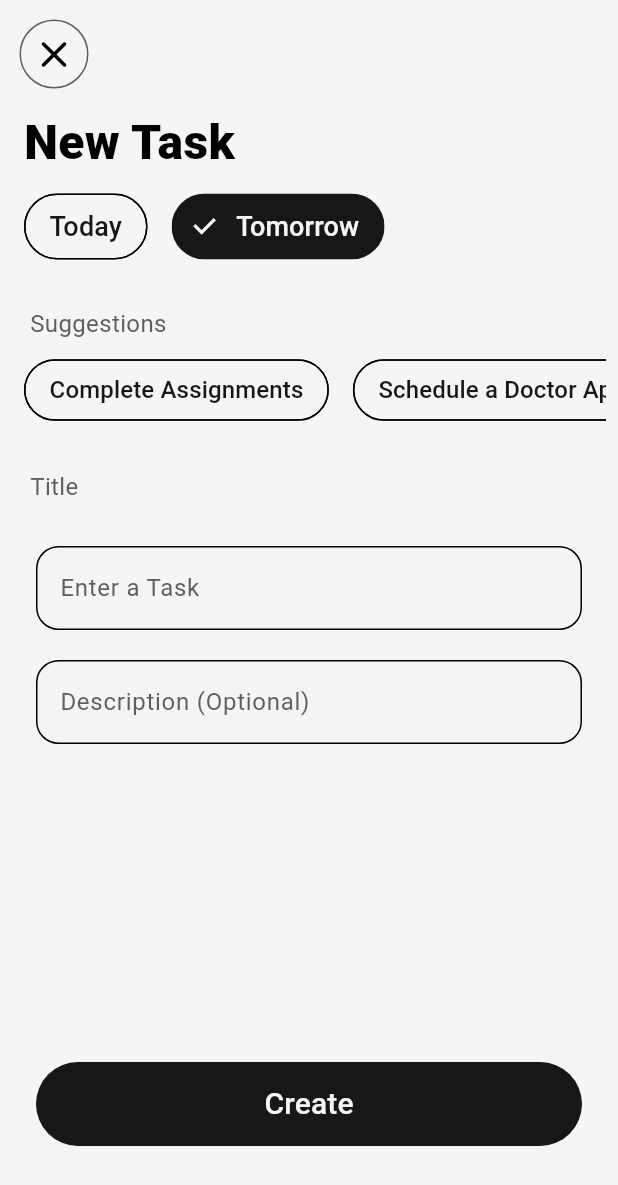
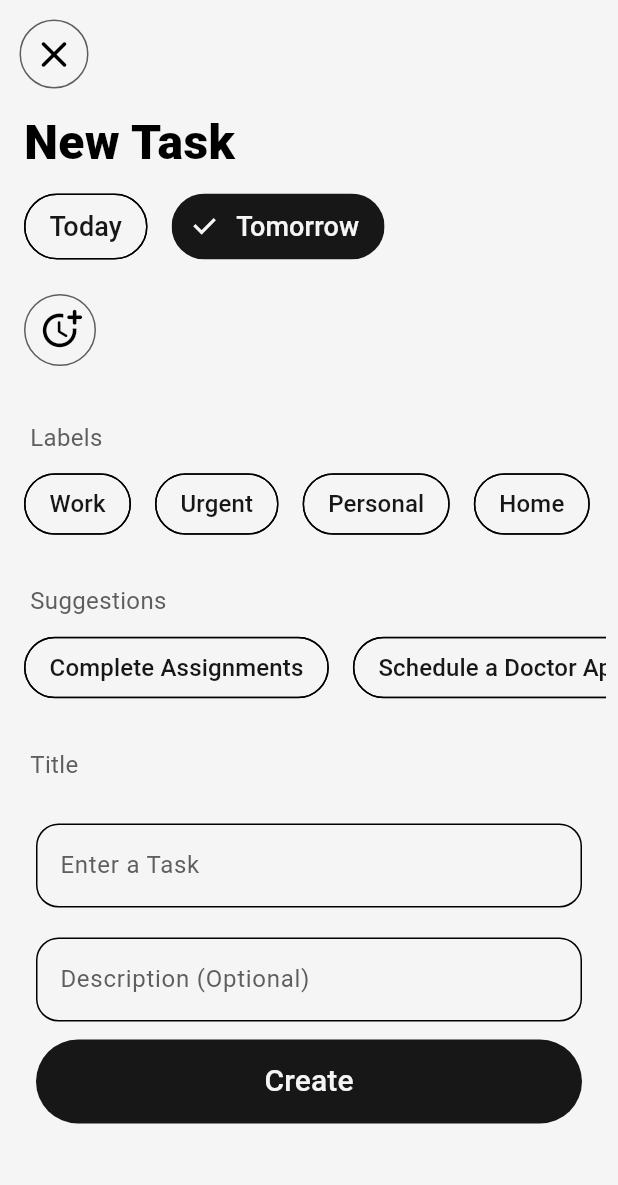
Before and after one commit to TEJAS-SAI-PRASHAD-K/To-do-List-App, a Flutter app: the AddTaskPage screen opened directly, on a phone screen of 412 x 824 dp. Shown: the top 1185 px of the screen. Run offline on Flutter 3.47's test engine with Material 3 defaults, Android fonts, the phone set to English and light mode, and no system bars; our stand-ins replace flutter_riverpod, hive, hive_flutter; accounts and stored records are empty; Roboto replaces fonts that are missing (Poppins).

Commit message:
initialised hive models ; added labels

```diff
--- a/lib/models/task.dart
+++ b/lib/models/task.dart
@@ -1,9 +1,21 @@
+import 'package:hive/hive.dart';
+
+part 'task.g.dart';
+
+@HiveType(typeId: 2)
 class Task {
+  @HiveField(1)
   String title;
+  @HiveField(2)
   String description;
+  @HiveField(3)
   String addedOn;
+  @HiveField(4)
   String deadline;
+  @HiveField(5)
   bool taskCompleted;
+  @HiveField(6)
+  String label;
 
   Task({
     required this.title,
@@ -11,40 +23,41 @@ class Task {
     required this.addedOn,
     required this.deadline,
     required this.taskCompleted,
+    required this.label,
   });
+
   Task copyWith({
     String? title,
     String? description,
     String? addedOn,
     String? deadline,
     bool? taskCompleted,
-  }) {
-    return Task(
+    String? label,
+  }) =>
+      Task(
         title: title ?? this.title,
         description: description ?? this.description,
         addedOn: addedOn ?? this.addedOn,
         deadline: deadline ?? this.deadline,
         taskCompleted: taskCompleted ?? this.taskCompleted,
+        label: label ?? this.label,
       );
-  }
 
-  factory Task.fromJson(Map<String, dynamic> json) {
-    return Task(
-      title: json["title"] ?? "",
-      description: json["description"] ?? "",
-      addedOn: json["addedOn"] ?? "",
-      deadline: json["deadline"] ?? "",
-      taskCompleted: json["taskCompleted"] ?? false,
+  factory Task.fromJson(Map<String, dynamic> json) => Task(
+        title: json["title"],
+        description: json["description"],
+        addedOn: json["addedOn"],
+        deadline: json["deadline"],
+        taskCompleted: json["taskCompleted"],
+        label: json["label"],
       );
-  }
 
-  Map<String, dynamic> toJson() {
-    return {
+  Map<String, dynamic> toJson() => {
         "title": title,
         "description": description,
         "addedOn": addedOn,
         "deadline": deadline,
         "taskCompleted": taskCompleted,
+        "label": label,
       };
 }
-}
--- a/lib/pages/add_task_page.dart
+++ b/lib/pages/add_task_page.dart
@@ -10,6 +10,7 @@ class AddTaskPage extends StatefulWidget {
 class _AddTaskPageState extends State<AddTaskPage> {
   int? _dayValue = 1;
   int? _suggestionValue;
+  int? _labelsValue;
   late TextEditingController _textController = TextEditingController();
   late TextEditingController _textControllerDescription =
       TextEditingController();
@@ -37,6 +38,14 @@ class _AddTaskPageState extends State<AddTaskPage> {
       "Send a Birthday Card",
       "Go for a Jog",
       "Schedule Team Meeting"
+    ];
+    List<String> labels = [
+      "Work",
+      "Urgent",
+      "Personal",
+      "Home",
+      "Health",
+      "Others"
     ];
     return Scaffold(
       body: Padding(
@@ -97,6 +106,88 @@ class _AddTaskPageState extends State<AddTaskPage> {
                         onSelected: (selected) {
                           setState(() {
                             _dayValue = selected ? index : null;
+                          });
+                        },
+                      ),
+                    );
+                  },
+                ),
+              ),
+            ),
+            const SliverToBoxAdapter(
+              child: SizedBox(height: 12),
+            ),
+            SliverToBoxAdapter(
+              child: Padding(
+                padding: const EdgeInsets.all(8),
+                child: Row(
+                  mainAxisAlignment: MainAxisAlignment.start,
+                  children: [
+                    IconButton(
+                        onPressed: () {},
+                        padding: const EdgeInsets.all(8),
+                        style: IconButton.styleFrom(
+                            shape: const CircleBorder(),
+                            side: BorderSide(
+                                color: Theme.of(context).colorScheme.tertiary)),
+                        icon: const Padding(
+                          padding: EdgeInsets.fromLTRB(2, 0, 0, 2),
+                          child: Icon(
+                            Icons.more_time_rounded,
+                            size: 30,
+                          ),
+                        )),
+                  ],
+                ),
+              ),
+            ),
+            const SliverToBoxAdapter(
+              child: SizedBox(height: 12),
+            ),
+            SliverToBoxAdapter(
+              child: Padding(
+                padding: const EdgeInsets.fromLTRB(12, 16, 0, 8),
+                child: Text(
+                  "Labels",
+                  style: TextStyle(
+                    color: Theme.of(context).colorScheme.tertiary,
+                    fontSize: 16,
+                    fontWeight: FontWeight.w400,
+                  ),
+                ),
+              ),
+            ),
+            SliverToBoxAdapter(
+              child: SizedBox(
+                height: 50, // Set a fixed height for the horizontal ListView
+                child: ListView.builder(
+                  scrollDirection:
+                      Axis.horizontal, // Make the ListView horizontal
+                  itemCount: 6,
+                  itemBuilder: (_, index) {
+                    return Padding(
+                      padding: const EdgeInsets.symmetric(
+                          horizontal: 8.0), // Optional spacing
+                      child: ChoiceChip(
+                        checkmarkColor: Theme.of(context).colorScheme.surface,
+                        selectedColor: Theme.of(context).colorScheme.primary,
+                        disabledColor: Theme.of(context).colorScheme.surface,
+                        label: Text(
+                          labels[index],
+                          style: TextStyle(
+                            color: _labelsValue == index
+                                ? Theme.of(context).colorScheme.surface
+                                : Theme.of(context).colorScheme.primary,
+                            fontSize: 16,
+                          ),
+                        ),
+                        selected: _labelsValue == index,
+                        shape: RoundedRectangleBorder(
+                          borderRadius: BorderRadius.circular(30),
+                        ),
+                        onSelected: (selected) {
+                          setState(() {
+                            _labelsValue = selected ? index : null;
                           });
                         },
                       ),
@@ -247,11 +338,11 @@ class _AddTaskPageState extends State<AddTaskPage> {
                 ],
               ),
             ),
-            const SliverToBoxAdapter(
-              child: SizedBox(
-                height: 200,
-              ),
-            ),
+            // const SliverToBoxAdapter(
+            //   child: SizedBox(
+            //     height: 100,
+            //   ),
+            // ),
             // SliverToBoxAdapter(
             //   child: Padding(
             //     padding: const EdgeInsets.all(12.0),
--- a/lib/pages/home_page.dart
+++ b/lib/pages/home_page.dart
@@ -6,15 +6,15 @@ import '../models/task.dart';
 import '../widgets/theme_switch_button.dart';
 
 class HomePage extends StatefulWidget {
-  const HomePage({super.key});
+  const HomePage({
+    super.key,
+  });
 
   @override
   State<HomePage> createState() => _HomePageState();
 }
 
 class _HomePageState extends State<HomePage> {
-  @override
-  Widget build(BuildContext context) {
   List<Task> tasks = [
     Task(
       title: "Complete Flutter project",
@@ -22,6 +22,7 @@ class _HomePageState extends State<HomePage> {
       addedOn: "2024-11-20",
       deadline: "2024-11-30",
       taskCompleted: false,
+      label: "Personal",
     ),
     Task(
       title: "Team meeting",
@@ -29,6 +30,7 @@ class _HomePageState extends State<HomePage> {
       addedOn: "2024-11-21",
       deadline: "2024-11-24",
       taskCompleted: true,
+      label: "Work",
     ),
     Task(
       title: "Prepare presentation",
@@ -37,6 +39,7 @@ class _HomePageState extends State<HomePage> {
       addedOn: "2024-11-22",
       deadline: "2024-11-25",
       taskCompleted: false,
+      label: "Work",
     ),
     Task(
       title: "Submit expense report",
@@ -45,6 +48,7 @@ class _HomePageState extends State<HomePage> {
       addedOn: "2024-11-15",
       deadline: "2024-11-26",
       taskCompleted: true,
+      label: "Work",
     ),
     Task(
       title: "Code review",
@@ -52,9 +56,12 @@ class _HomePageState extends State<HomePage> {
       addedOn: "2024-11-18",
       deadline: "2024-11-24",
       taskCompleted: false,
+      label: "Urgent",
     ),
   ];
 
+  @override
+  Widget build(BuildContext context) {
     return Scaffold(
       backgroundColor: Theme.of(context).colorScheme.surface,
       floatingActionButton: FloatingActionButton(
@@ -144,7 +151,6 @@ class _HomePageState extends State<HomePage> {
               final Task task = tasks[index];
               return ToDoTile(
                 task: task,
-                onChanged: (value) { },
               );
             },
           ),
--- a/lib/theme/theme.dart
+++ b/lib/theme/theme.dart
@@ -3,6 +3,7 @@ import 'package:flutter/material.dart';
 import 'pallete.dart';
 
 ThemeData darkTheme = ThemeData(
+  useMaterial3: true,
   splashColor: darksplashColor,
   dialogBackgroundColor: darkdialogBackgroundColor,
   unselectedWidgetColor: darkunselectedWidgetColor,
@@ -18,6 +19,7 @@ ThemeData darkTheme = ThemeData(
 
 // Define your dark mode theme
 ThemeData lightTheme = ThemeData(
+  useMaterial3: true,
   splashColor: lightsplashColor,
   dialogBackgroundColor: lightdialogBackgroundColor,
   unselectedWidgetColor: lightunselectedWidgetColor,
--- /dev/null
+++ b/lib/utils/others/add_task.dart
@@ -0,0 +1,3 @@
+Future? addTask(){
+
+}
--- a/pubspec.yaml
+++ b/pubspec.yaml
@@ -30,6 +30,7 @@ environment:
 dependencies:
   flutter:
     sdk: flutter
+  flutter_slidable: ^3.1.1
 
 
   # The following adds the Cupertino Icons font to your application.
@@ -37,6 +38,8 @@ dependencies:
   cupertino_icons: ^1.0.8
   google_nav_bar: ^5.0.7
   flutter_riverpod: ^2.6.1
+  hive: ^2.2.3
+  hive_flutter: ^1.1.0
 
 dev_dependencies:
   flutter_test:
@@ -48,6 +51,8 @@ dev_dependencies:
   # package. See that file for information about deactivating specific lint
   # rules and activating additional ones.
   flutter_lints: ^4.0.0
+  build_runner: ^2.4.13
+  hive_generator: ^2.0.1
 
 # For information on the generic Dart part of this file, see the
 # following page: https://dart.dev/tools/pub/pubspec
```
Also changed, not shown: lib/main.dart (+10 -1 lines), lib/models/hive_adapters.dart (added, +8 -0 lines), lib/models/user.dart (+11 -10 lines), lib/widgets/to_do_tile.dart (+27 -17 lines), lib/models/task.g.dart (added), lib/models/user.g.dart (added), lib/utils/others/date_time_picker.dart (added), pubspec.lock, 7 other files. Lines whose indentation alone changed are shown as unchanged.
